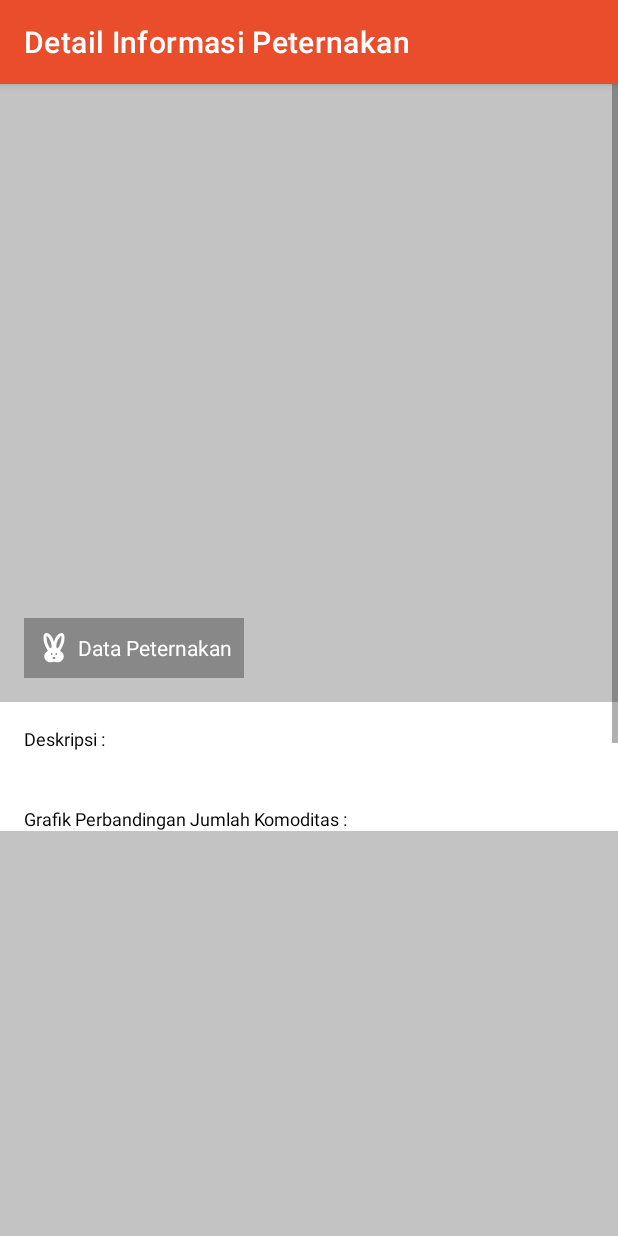
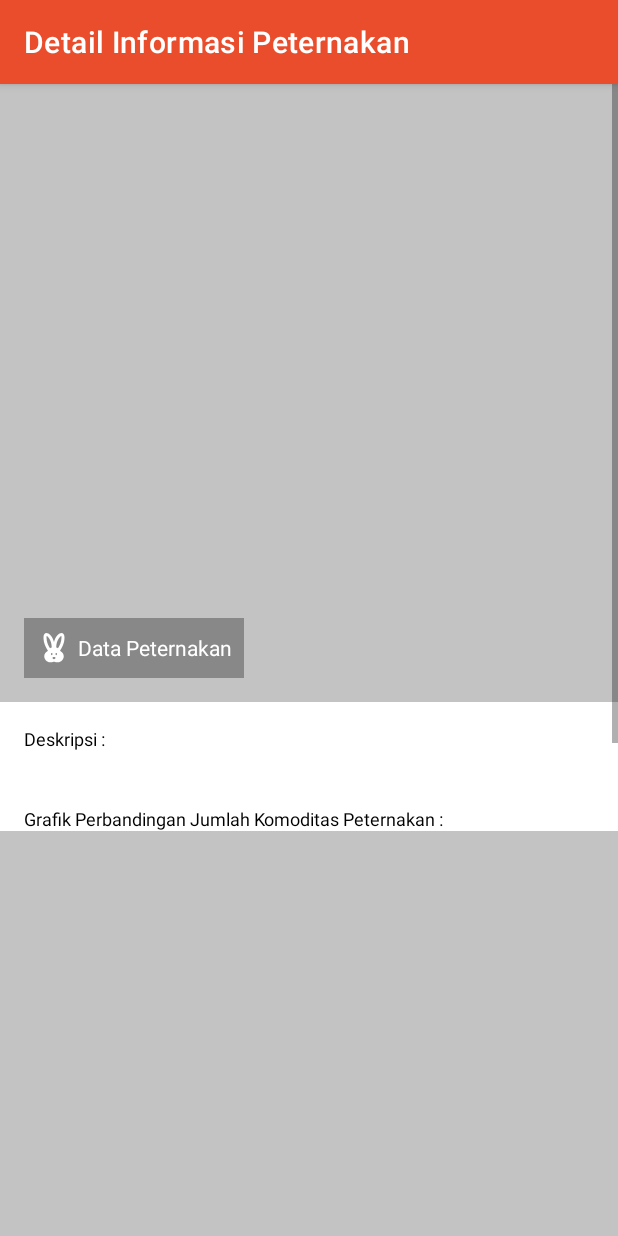
Before and after one commit to KhadafiZubaidiDev/Aplikasi_PDPGR_Satu_Data_KSB, an Android app: the DetailDataPeternakanActivity screen opened directly, with no data from a screen before it, on a phone screen of 412 x 824 dp. Run offline under Robolectric (Android 15) with nearby library versions, the phone set to English and light mode, and no system bars; pictures from the network do not load; Roboto replaces fonts that are not available here.

Commit message:
Data Peternakan Tambah

```diff
--- a/app/src/main/res/layout/activity_detail_data_peternakan.xml
+++ b/app/src/main/res/layout/activity_detail_data_peternakan.xml
@@ -54,7 +54,7 @@
 
         <TextView
             style="@style/TextContent.Subtitle"
-            android:text="Grafik Perbandingan Jumlah Komoditas :"
+            android:text="Grafik Perbandingan Jumlah Komoditas Peternakan :"
             android:textColor="@color/black" />
 
         <ImageView
```
